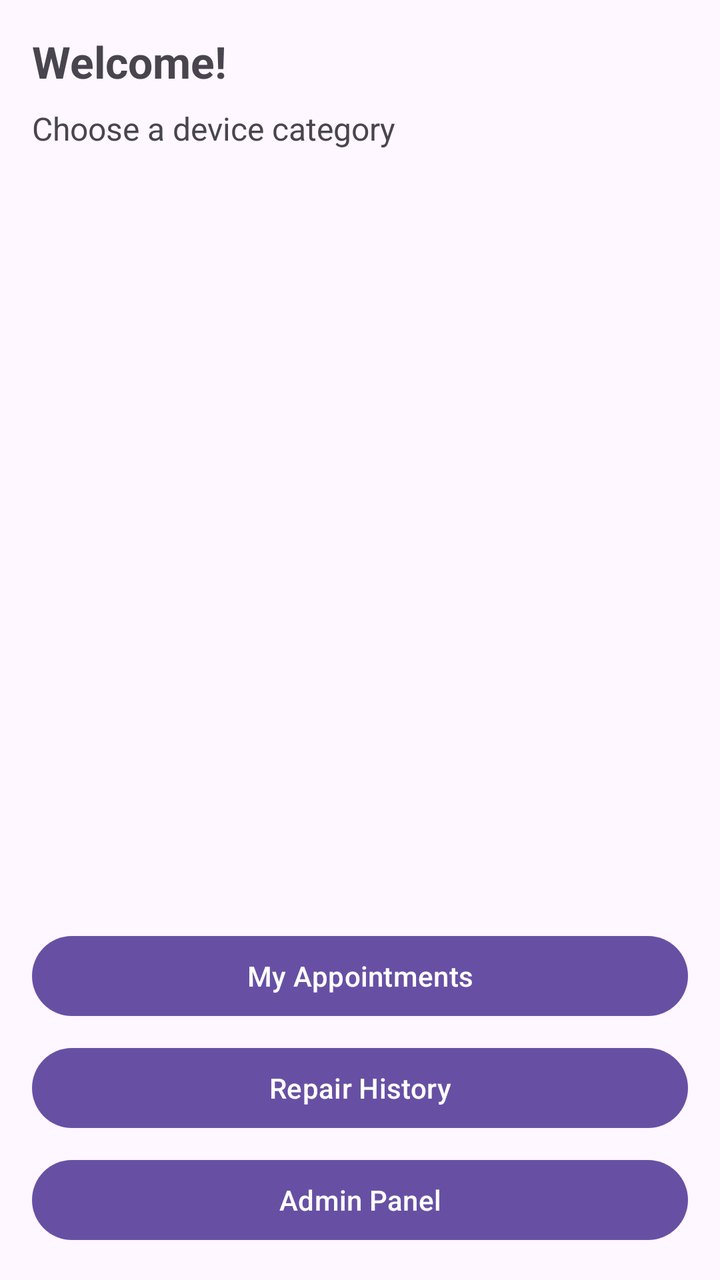
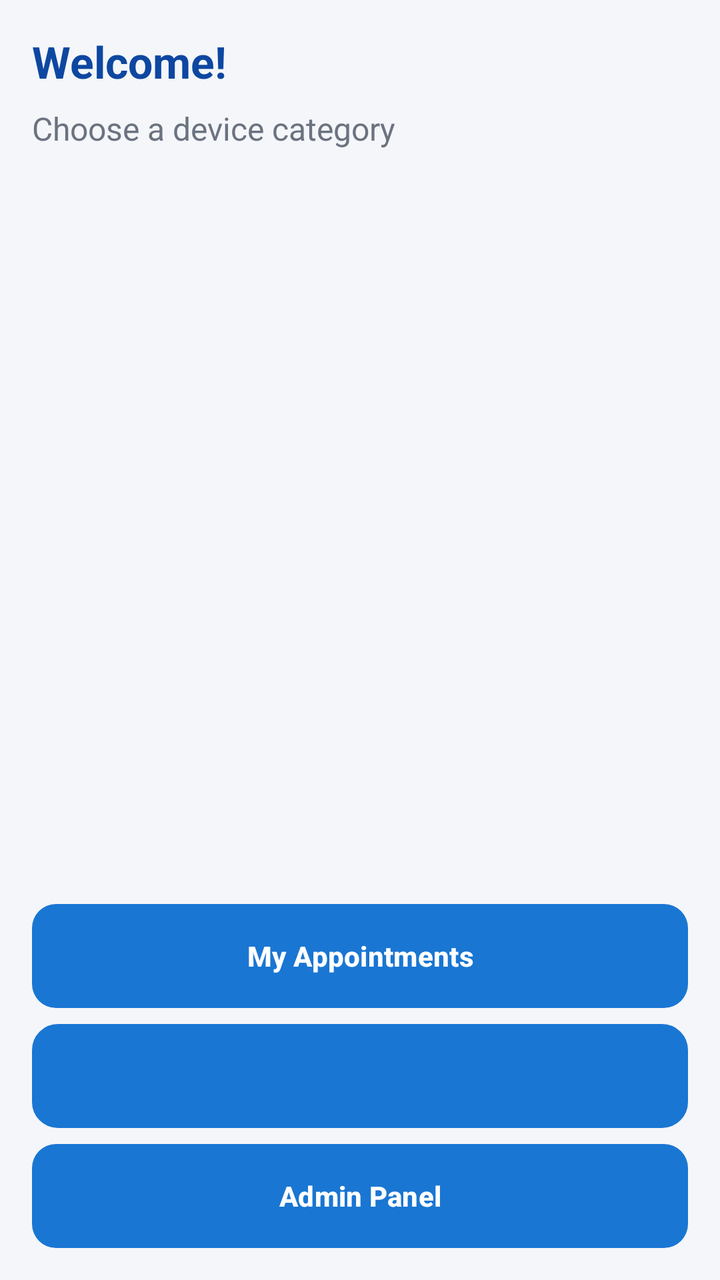

Before-and-after screenshots of an Android layout around one commit, followed by the original layout XML and the change that was made.
<!-- AndroidManifest.xml: application theme Theme.TechFix -->
<!-- res/layout/activity_home.xml -->
<?xml version="1.0" encoding="utf-8"?>
<LinearLayout xmlns:android="http://schemas.android.com/apk/res/android"
    android:layout_width="match_parent"
    android:layout_height="match_parent"
    android:orientation="vertical"
    android:padding="16dp">

    <TextView
        android:id="@+id/tvWelcome"
        android:layout_width="wrap_content"
        android:layout_height="wrap_content"
        android:text="Welcome!"
        android:textSize="22sp"
        android:textStyle="bold"
        android:layout_marginBottom="8dp" />

    <TextView
        android:layout_width="wrap_content"
        android:layout_height="wrap_content"
        android:text="Choose a device category"
        android:textSize="16sp"
        android:layout_marginBottom="12dp" />

    <androidx.recyclerview.widget.RecyclerView
        android:id="@+id/rvCategories"
        android:layout_width="match_parent"
        android:layout_height="0dp"
        android:layout_weight="1" />

    <Button
        android:id="@+id/btnMyAppointments"
        android:layout_width="match_parent"
        android:layout_height="wrap_content"
        android:text="My Appointments"
        android:layout_marginTop="12dp" />

    <Button
        android:id="@+id/btnRepairHistory"
        android:layout_width="match_parent"
        android:layout_height="wrap_content"
        android:text="Repair History"
        android:layout_marginTop="8dp" />


    <Button
        android:id="@+id/btnAdminPanel"
        android:layout_width="match_parent"
        android:layout_height="wrap_content"
        android:text="Admin Panel"
        android:layout_marginTop="8dp" />

</LinearLayout>
<!-- resources referenced by this layout -->
<resources>
  <style name="Theme.TechFix" parent="Base.Theme.TechFix" />
  <style name="Base.Theme.TechFix" parent="Theme.Material3.DayNight.NoActionBar">
          
          
      </style>
</resources>

<!-- the commit's change to res/layout/activity_home.xml (unified diff, before → after) -->
@@ -3,6 +3,7 @@
     android:layout_width="match_parent"
     android:layout_height="match_parent"
     android:orientation="vertical"
+    android:background="@color/background"
     android:padding="16dp">
 
     <TextView
@@ -12,6 +13,7 @@
         android:text="Welcome!"
         android:textSize="22sp"
         android:textStyle="bold"
+        android:textColor="@color/primary_dark"
         android:layout_marginBottom="8dp" />
 
     <TextView
@@ -19,6 +21,7 @@
         android:layout_height="wrap_content"
         android:text="Choose a device category"
         android:textSize="16sp"
+        android:textColor="@color/text_secondary"
         android:layout_marginBottom="12dp" />
 
     <androidx.recyclerview.widget.RecyclerView
@@ -30,23 +33,31 @@
     <Button
         android:id="@+id/btnMyAppointments"
         android:layout_width="match_parent"
-        android:layout_height="wrap_content"
+        android:layout_height="52dp"
         android:text="My Appointments"
+        android:textColor="@color/white"
+        android:textStyle="bold"
+        android:background="@drawable/bg_button_primary"
         android:layout_marginTop="12dp" />
 
     <Button
         android:id="@+id/btnRepairHistory"
         android:layout_width="match_parent"
-        android:layout_height="wrap_content"
+        android:layout_height="52dp"
         android:text="Repair History"
+        android:textColor="@color/primary"
+        android:textStyle="bold"
+        android:background="@drawable/bg_button_outline"
         android:layout_marginTop="8dp" />
-
 
     <Button
         android:id="@+id/btnAdminPanel"
         android:layout_width="match_parent"
-        android:layout_height="wrap_content"
+        android:layout_height="52dp"
         android:text="Admin Panel"
+        android:textColor="@color/white"
+        android:textStyle="bold"
+        android:background="@drawable/bg_button_accent"
         android:layout_marginTop="8dp" />
 
 </LinearLayout>
<!-- resource entries referenced after the edit -->
@@ -1,9 +1,40 @@
 <!-- resources referenced by this layout -->
 <resources>
+  <color name="background">#F4F6F9</color>
+  <color name="primary">#1976D2</color>
+  <color name="primary_dark">#0D47A1</color>
+  <color name="text_secondary">#6B7280</color>
+  <color name="white">#FFFFFFFF</color>
+  <!-- drawable bg_button_accent (drawable) -->
+  <?xml version="1.0" encoding="utf-8"?>
+  <shape xmlns:android="http://schemas.android.com/apk/res/android" android:shape="rectangle">
+      <solid android:color="@color/accent" />
+      <corners android:radius="12dp" />
+  </shape>
+  <!-- drawable bg_button_outline (drawable) -->
+  <?xml version="1.0" encoding="utf-8"?>
+  <shape xmlns:android="http://schemas.android.com/apk/res/android" android:shape="rectangle">
+      <solid android:color="@color/surface" />
+      <stroke android:width="2dp" android:color="@color/primary" />
+      <corners android:radius="12dp" />
+  </shape>
+  <!-- drawable bg_button_primary (drawable) -->
+  <?xml version="1.0" encoding="utf-8"?>
+  <shape xmlns:android="http://schemas.android.com/apk/res/android" android:shape="rectangle">
+      <solid android:color="@color/primary" />
+      <corners android:radius="12dp" />
+  </shape>
   <style name="Theme.TechFix" parent="Base.Theme.TechFix" />
+  <color name="accent">#FF6F00</color>
+  <color name="surface">#FFFFFF</color>
   <style name="Base.Theme.TechFix" parent="Theme.Material3.DayNight.NoActionBar">
           
           
+          <item name="colorPrimary">@color/primary</item>
+          <item name="colorPrimaryDark">@color/primary_dark</item>
+          <item name="colorAccent">@color/accent</item>
+          <item name="android:statusBarColor">@color/primary_dark</item>
+          <item name="android:windowBackground">@color/background</item>
       </style>
 </resources>
 
